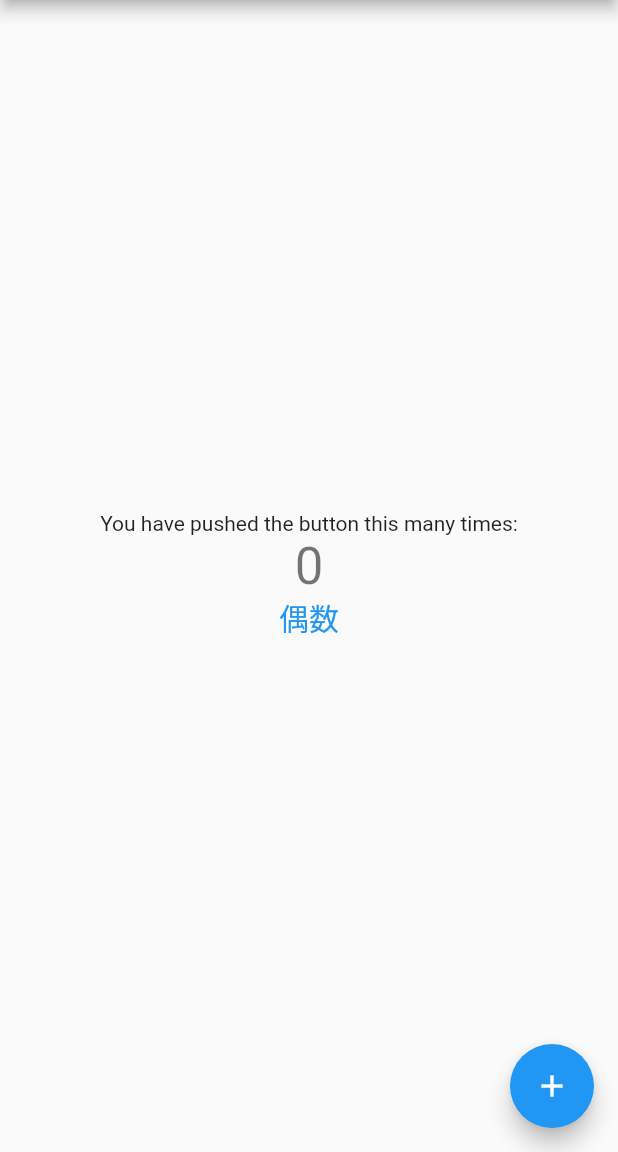
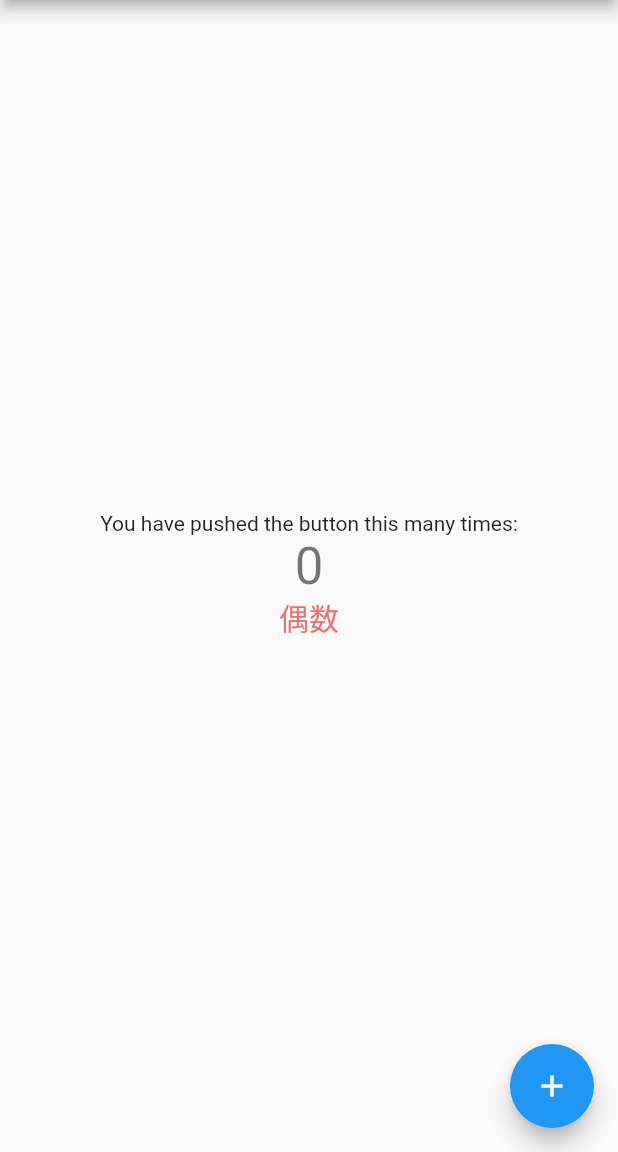
Before and after one commit to kokoriru/flutter_zenn_hello_world, a Flutter app: the screen it shows after launch, on a phone screen of 412 x 824 dp, the part 84-1236 px from its top. Run offline on Flutter 3.47's test engine with Material 2 defaults, Android fonts, the phone set to English and light mode, and no system bars.

Commit message:
変数を用いずに直接、偶数/奇数を表示

```diff
--- a/lib/main.dart
+++ b/lib/main.dart
@@ -49,7 +49,6 @@ class MyHomePage extends StatefulWidget {
 
 class _MyHomePageState extends State<MyHomePage> {
   int _counter = 0;
-  String _type = '偶数';
 
   void _incrementCounter() {
     setState(() {
@@ -59,11 +58,6 @@ class _MyHomePageState extends State<MyHomePage> {
       // _counter without calling setState(), then the build method would not be
       // called again, and so nothing would appear to happen.
       _counter++;
-      if (_counter % 2 == 0) {
-        _type = '偶数';
-      } else {
-        _type = '奇数';
-      }
     });
   }
 
@@ -108,9 +102,8 @@ class _MyHomePageState extends State<MyHomePage> {
               '$_counter',
               style: Theme.of(context).textTheme.headline4,
             ),
-            Text(
-              _type, style: TextStyle(fontSize: 20, color: Colors.blue)
-            )
+            if(_counter % 2 == 0) Text('偶数', style: TextStyle(fontSize: 20, color: Colors.red[300])),
+            if (_counter % 2 == 1) Text('奇数', style: TextStyle(fontSize: 20, color: Colors.blue[300])),
           ],
         ),
       ),
```
